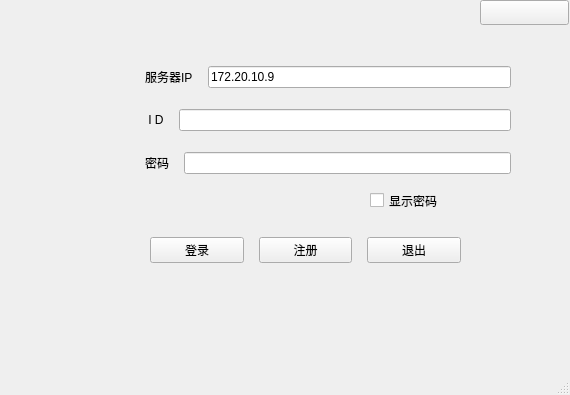
First picture: the form in bin/QT-myChat-Client/login.ui, repository Alanxtl/QT-myChat, before the edit.
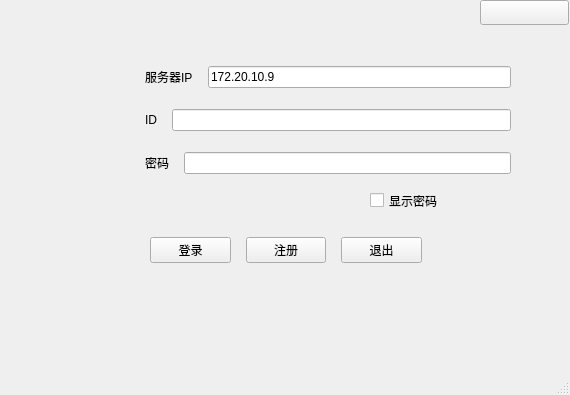
Second picture: the form after the edit. Icons and pictures are not drawn.

Diff of the .ui file:
```diff
--- a/bin/QT-myChat-Client/login.ui
+++ b/bin/QT-myChat-Client/login.ui
@@ -34,7 +34,7 @@
      <rect>
       <x>150</x>
       <y>230</y>
-      <width>311</width>
+      <width>272</width>
       <height>41</height>
      </rect>
     </property>
@@ -141,7 +141,7 @@
          <item>
           <widget class="QLabel" name="namel">
            <property name="text">
-            <string> I D</string>
+            <string>ID</string>
            </property>
           </widget>
          </item>
```
